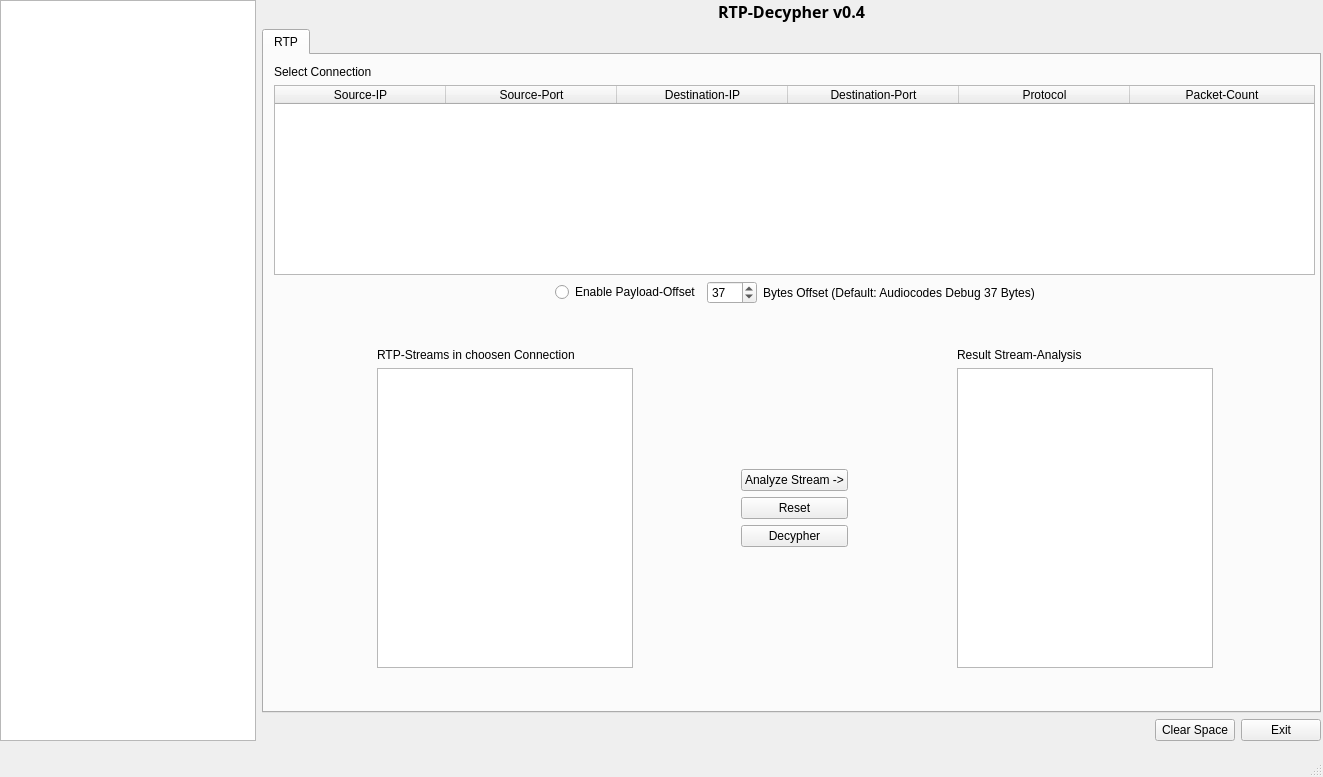
Before: the Qt Designer form mainwindow.ui in dkuehnl/rtp_decypher, drawn with Qt 5.
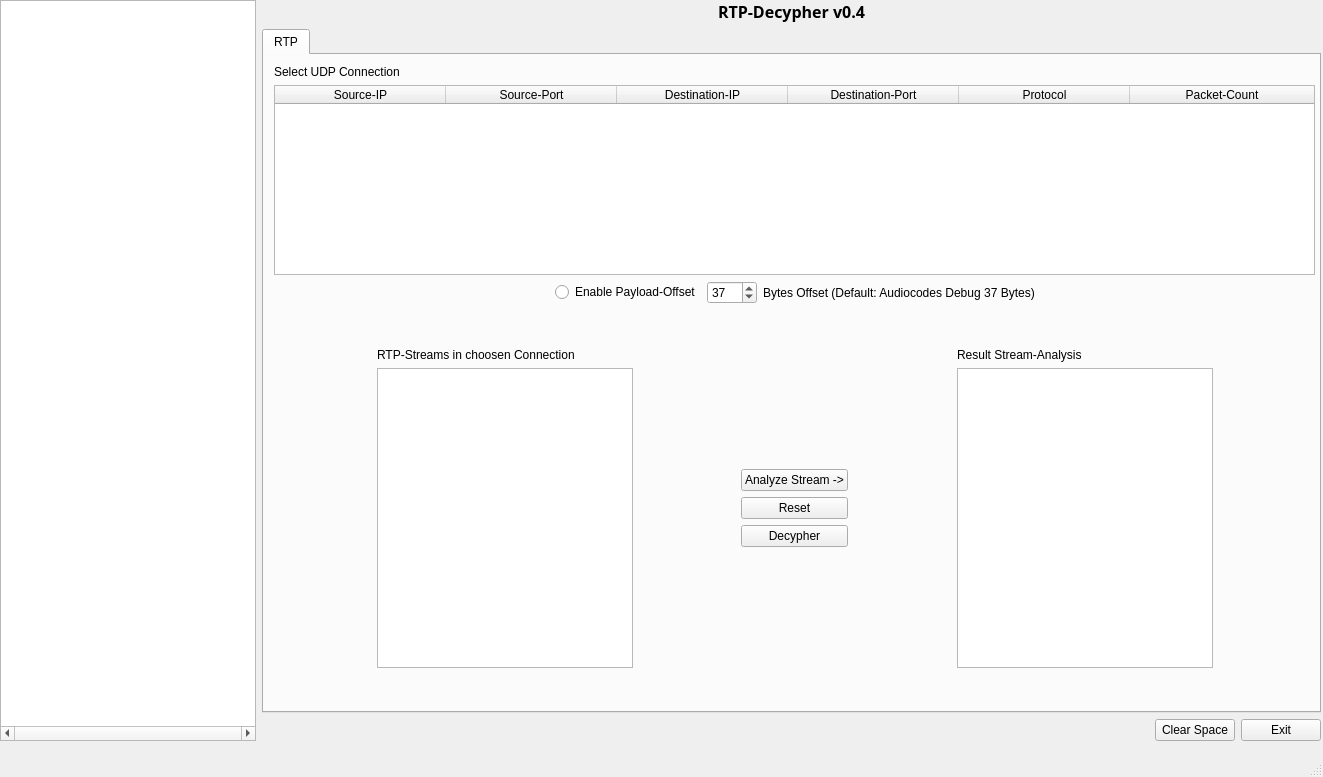
After: the same form once the commit is applied.

Diff of the .ui file:
```diff
--- a/mainwindow.ui
+++ b/mainwindow.ui
@@ -14,7 +14,7 @@
    <string>MainWindow</string>
   </property>
   <widget class="QWidget" name="centralwidget">
-   <widget class="QWidget" name="">
+   <widget class="QWidget" name="layoutWidget">
     <property name="geometry">
      <rect>
       <x>0</x>
@@ -33,7 +33,7 @@
         <attribute name="title">
          <string>RTP</string>
         </attribute>
-        <widget class="QWidget" name="">
+        <widget class="QWidget" name="layoutWidget">
          <property name="geometry">
           <rect>
            <x>10</x>
@@ -205,7 +205,7 @@
               <item>
                <widget class="QLabel" name="label_2">
                 <property name="text">
-                 <string>Select Connection</string>
+                 <string>Select UDP Connection</string>
                 </property>
                </widget>
               </item>
@@ -348,6 +348,12 @@
          <height>0</height>
         </size>
        </property>
+       <property name="verticalScrollBarPolicy">
+        <enum>Qt::ScrollBarPolicy::ScrollBarAsNeeded</enum>
+       </property>
+       <property name="horizontalScrollBarPolicy">
+        <enum>Qt::ScrollBarPolicy::ScrollBarAlwaysOn</enum>
+       </property>
       </widget>
      </item>
      <item row="0" column="1" colspan="2">
```
Left out of the diff: 6 changed lines with no effect on the pictures.
